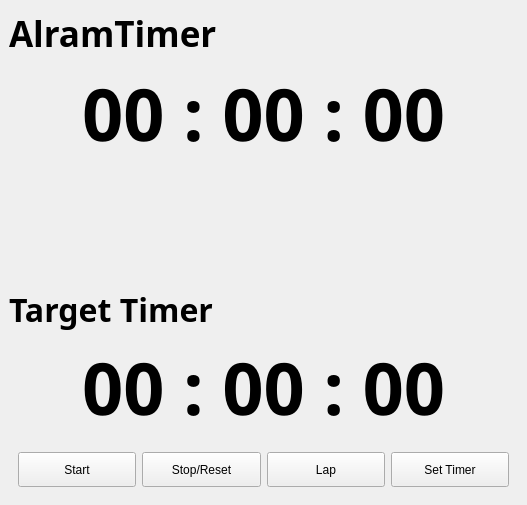
The window that MainApp/QWidgets/mainwindow.ui (ngee044/AlarmTimer) describes before a commit, drawn with Qt 5.
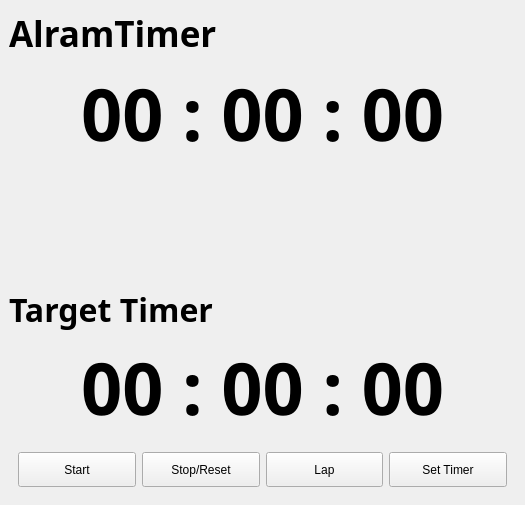
The same window after the commit.

Commit message:
u: imp basic timer
QTimer signal/slot
start, stop/reset, lab

```diff
--- a/MainApp/QWidgets/mainwindow.ui
+++ b/MainApp/QWidgets/mainwindow.ui
@@ -6,8 +6,8 @@
    <rect>
     <x>0</x>
     <y>0</y>
-    <width>527</width>
-    <height>479</height>
+    <width>525</width>
+    <height>471</height>
    </rect>
   </property>
   <property name="windowTitle">
```
Left out of the diff: 4 changed lines with no effect on the pictures. The commit also changes 2 other files.
